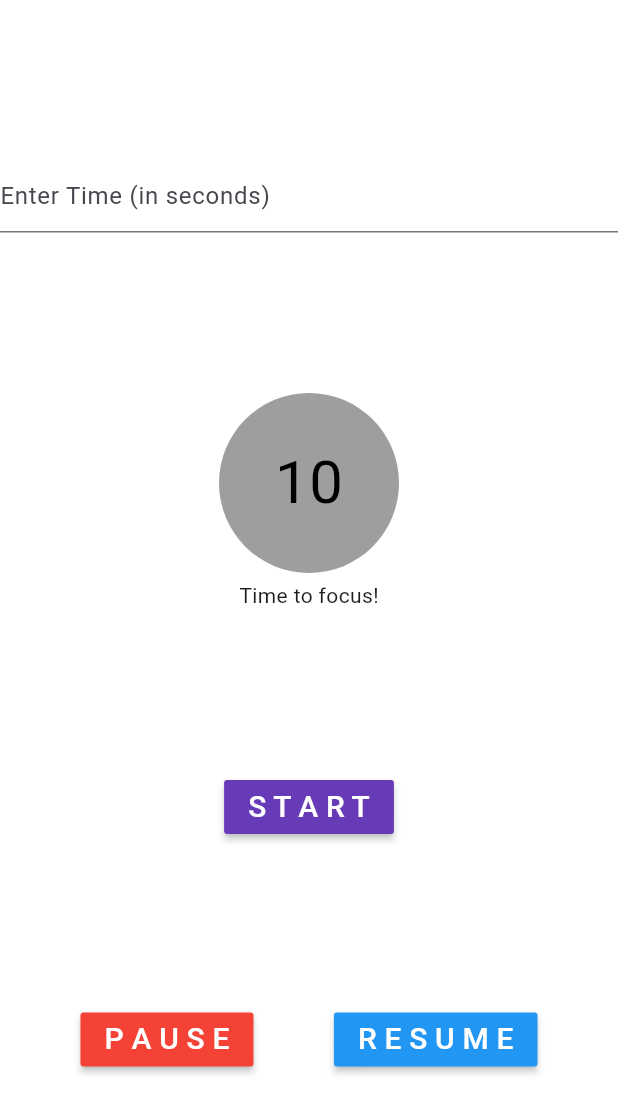
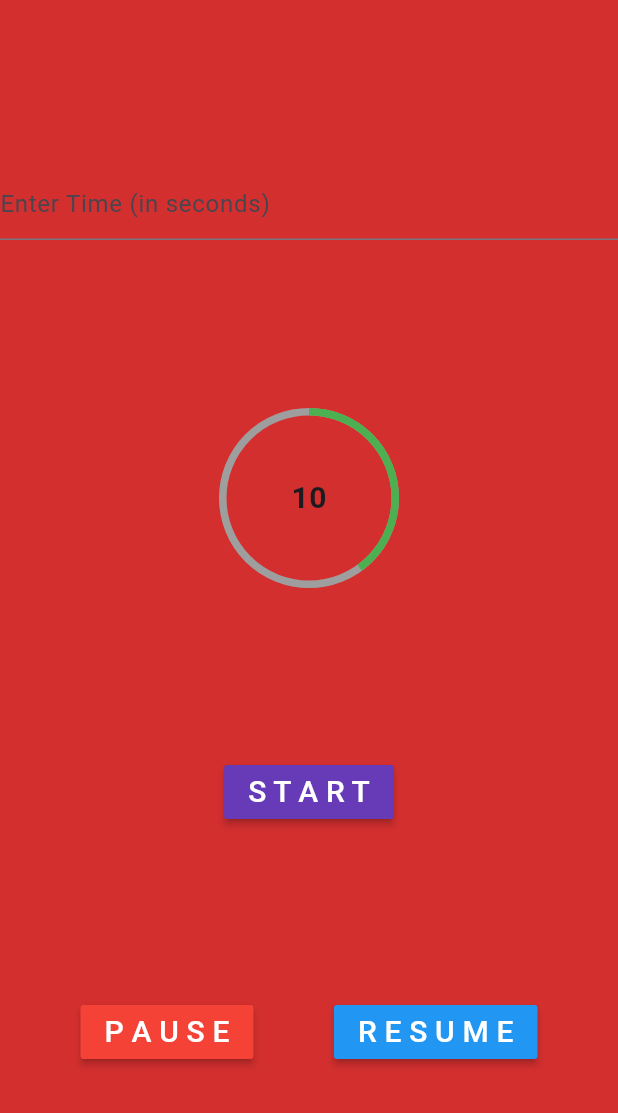
Before and after one commit to radG1t/pomodoro, a Flutter app: the screen it shows after launch, on a phone screen of 412 x 824 dp. Shown: the top 1113 px of the screen. Run offline on Flutter 3.47's test engine with Material 2 defaults, Android fonts, the phone set to English and light mode, and no system bars; drawn by our look-alikes of percent_indicator.

Commit message:
color stuff on homepage

```diff
--- a/lib/homepage.dart
+++ b/lib/homepage.dart
@@ -1,6 +1,7 @@
 import 'dart:async';
 
 import 'package:flutter/material.dart';
+import 'package:percent_indicator/circular_percent_indicator.dart';
 
 class HomePage extends StatefulWidget {
   const HomePage({Key? key});
@@ -60,9 +61,8 @@ class _HomePageState extends State<HomePage> {
   @override
   Widget build(BuildContext context) {
     return Scaffold(
-      backgroundColor: Colors.white,
-      body: Center(
-        child: Column(
+      backgroundColor: Colors.red.shade700,
+      body: Column(
         mainAxisAlignment: MainAxisAlignment.spaceEvenly,
         children: [
           TextField(
@@ -72,7 +72,7 @@ class _HomePageState extends State<HomePage> {
               hintText: 'Enter Time (in seconds)',
             ),
           ),
-            Column(
+          /*     Column(
             children: [
               Container(
                 width: 120,
@@ -93,6 +93,21 @@ class _HomePageState extends State<HomePage> {
               ),
               const Text('Time to focus!'),
             ],
+          ),
+        */
+          CircularPercentIndicator(
+            radius: 60.0,
+            animation: true,
+            animationDuration: 50000,
+            lineWidth: 5.0,
+            percent: 0.4,
+            center: Text(
+              tl == 0 ? 'DONE' : tl.toString(),
+              style: TextStyle(fontWeight: FontWeight.bold, fontSize: 20.0),
+            ),
+            circularStrokeCap: CircularStrokeCap.butt,
+            backgroundColor: Colors.grey,
+            progressColor: Colors.green,
           ),
           MaterialButton(
             color: Colors.deepPurple,
@@ -129,11 +144,13 @@ class _HomePageState extends State<HomePage> {
           ),
         ],
       ),
-      ),
     );
   }
 }
 
 
-
+// ahdaf
 // ye navar mikham k ba time harkat kone o por she
+// mikham har 3 min range navar sabz tar beshe
+// stop - start - resume !!!
+//
```
Lines whose indentation alone changed are shown as unchanged.
